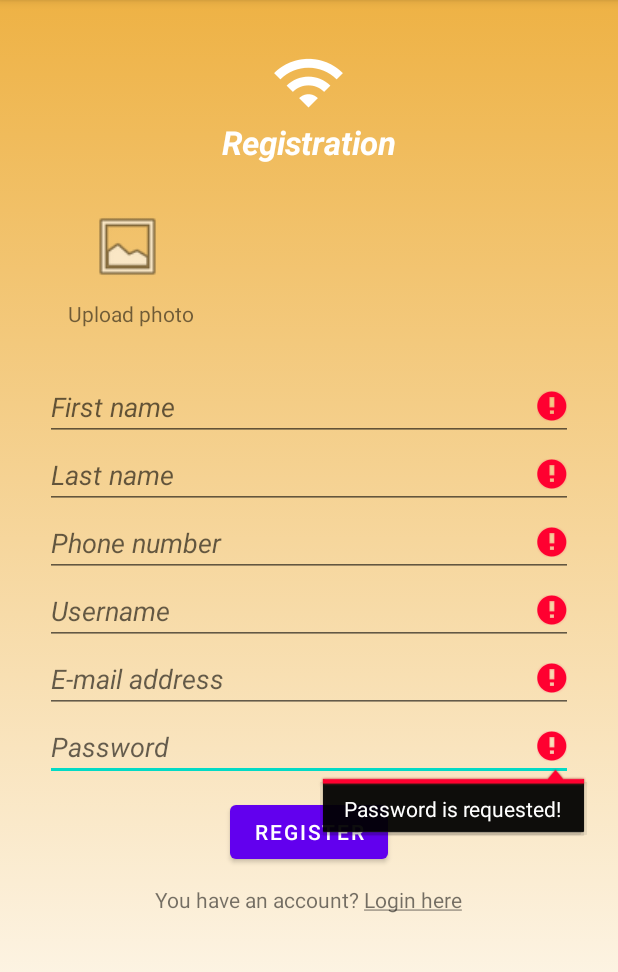
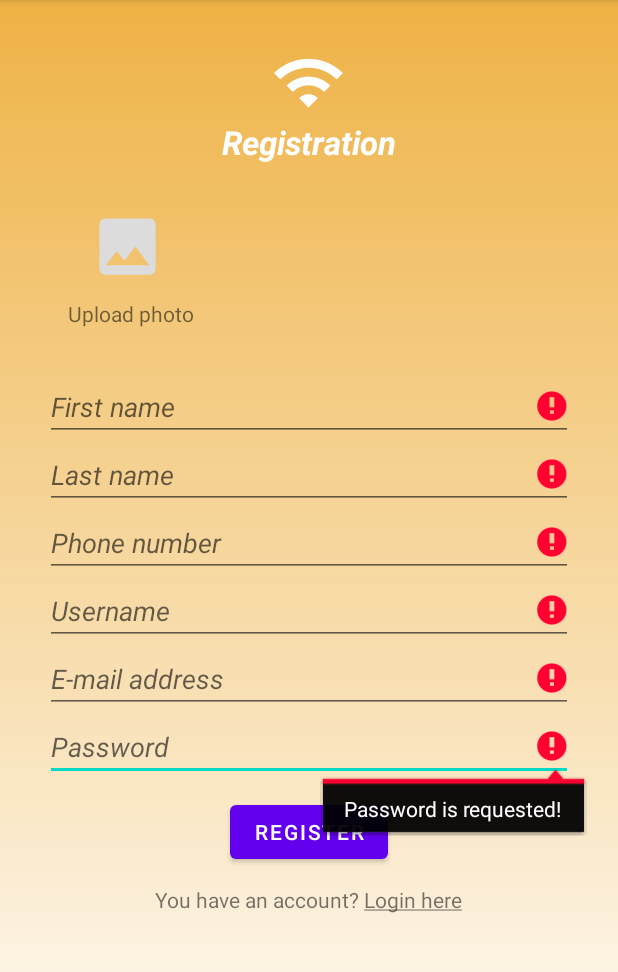
Before and after one commit to krstickatarina/mosis, an Android app: the RegisterActivity screen opened directly, with no data from a screen before it, after a tap on "REGISTER", on a phone screen of 412 x 824 dp, the part 84-1056 px from its top. Run offline under Robolectric (Android 15) with nearby library versions, the phone set to English and light mode, and no system bars; our stand-ins replace Firebase (no records; nobody signed in at launch, a user with empty details on screens opened directly).

Commit message:
Izmenjen User.java

```diff
--- a/Projekat/app/src/main/java/rs/elfak/mosis/katarina/wifinder/EditMyProfileInfoActivity.java
+++ b/Projekat/app/src/main/java/rs/elfak/mosis/katarina/wifinder/EditMyProfileInfoActivity.java
@@ -86,7 +86,7 @@ public class EditMyProfileInfoActivity extends AppCompatActivity {
             public void onClick(View v) {
                 User user = new User(newFirstName.getText().toString(), newLastName.getText().toString(), newUsername.getText().toString(),
                                     email.getText().toString(), password.getText().toString(), newPhoneNumber.getText().toString(),
-                                    numberOfTokens, "Pocetnik");
+                                    numberOfTokens);
                 usersReference.setValue(user);
                 Toast.makeText(EditMyProfileInfoActivity.this, "Changes successfully saved!", Toast.LENGTH_SHORT).show();
                 startActivity(new Intent(EditMyProfileInfoActivity.this, MyProfileInfoActivity.class));
--- a/Projekat/app/src/main/java/rs/elfak/mosis/katarina/wifinder/RegisterActivity.java
+++ b/Projekat/app/src/main/java/rs/elfak/mosis/katarina/wifinder/RegisterActivity.java
@@ -61,8 +61,7 @@ public class RegisterActivity extends AppCompatActivity {
 
         ActionBar actionBar;
         actionBar = getSupportActionBar();
-        ColorDrawable colorDrawable
-                = new ColorDrawable(Color.parseColor("#EEB245"));
+        ColorDrawable colorDrawable = new ColorDrawable(Color.parseColor("#EEB245"));
         actionBar.setBackgroundDrawable(colorDrawable);
 
         firstName = findViewById(R.id.register_firstname);
@@ -77,6 +76,7 @@ public class RegisterActivity extends AppCompatActivity {
         uploadImage = findViewById(R.id.register_imageView);
 
         //registerBtn.setBackgroundColor(Color.parseColor("#EEB245"));
+        uploadImage.setImageResource(R.drawable.ic_baseline_image_24);
 
         fAuth = FirebaseAuth.getInstance();
         databaseReference = FirebaseDatabase.getInstance().getReference().child("Users");
@@ -108,7 +108,7 @@ public class RegisterActivity extends AppCompatActivity {
                 String phoneNumberString = phoneNumber.getText().toString();
 
                 if(!firstNameString.isEmpty() && !lastNameString.isEmpty() && !usernameString.isEmpty() && !emailAddressString.isEmpty() &&
-                    !passwordString.isEmpty() && !phoneNumberString.isEmpty())
+                    !passwordString.isEmpty() && !phoneNumberString.isEmpty() && uploadImage.getDrawable().getConstantState() != getDrawable(R.drawable.ic_baseline_image_24).getConstantState())
                 {
                     fAuth.createUserWithEmailAndPassword(emailAddressString, passwordString).addOnCompleteListener(RegisterActivity.this, new OnCompleteListener<AuthResult>() {
                         @Override
@@ -120,7 +120,7 @@ public class RegisterActivity extends AppCompatActivity {
                             else
                             {
                                 String id = fAuth.getCurrentUser().getUid();
-                                databaseReference.child(id).setValue(new User(firstNameString, lastNameString, usernameString, emailAddressString, passwordString, phoneNumberString, 0, "Pocetnik"));
+                                databaseReference.child(id).setValue(new User(firstNameString, lastNameString, usernameString, emailAddressString, passwordString, phoneNumberString, -100));
                                 storeImage(id);
                                 Toast.makeText(RegisterActivity.this, "You have registered successfully!", Toast.LENGTH_SHORT).show();
                                 startActivity(new Intent(RegisterActivity.this, HomeActivity.class));
@@ -161,7 +161,11 @@ public class RegisterActivity extends AppCompatActivity {
                         password.setError("Password is requested!");
                         password.requestFocus();
                     }
-                    Toast.makeText(RegisterActivity.this, "Please enter all requested fields!", Toast.LENGTH_SHORT).show();
+                    if(uploadImage.getDrawable().getConstantState() == getDrawable(R.drawable.ic_baseline_image_24).getConstantState())
+                    {
+                        Toast.makeText(RegisterActivity.this, "Please upload your profile image!", Toast.LENGTH_SHORT).show();
+                    }
+                    //Toast.makeText(RegisterActivity.this, "Please enter all requested fields!", Toast.LENGTH_SHORT).show();
                 }
             }
         });
--- /dev/null
+++ b/Projekat/app/src/main/res/drawable/ic_baseline_image_24.xml
@@ -0,0 +1,5 @@
+<vector android:height="24dp" android:tint="#DCDCDC"
+    android:viewportHeight="24" android:viewportWidth="24"
+    android:width="24dp" xmlns:android="http://schemas.android.com/apk/res/android">
+    <path android:fillColor="@android:color/white" android:pathData="M21,19V5c0,-1.1 -0.9,-2 -2,-2H5c-1.1,0 -2,0.9 -2,2v14c0,1.1 0.9,2 2,2h14c1.1,0 2,-0.9 2,-2zM8.5,13.5l2.5,3.01L14.5,12l4.5,6H5l3.5,-4.5z"/>
+</vector>
```
Also changed, not shown: Projekat/app/src/main/java/rs/elfak/mosis/katarina/wifinder/MapsActivity.java (+3 -6 lines), Projekat/app/src/main/java/rs/elfak/mosis/katarina/wifinder/User.java (+1 -13 lines).
